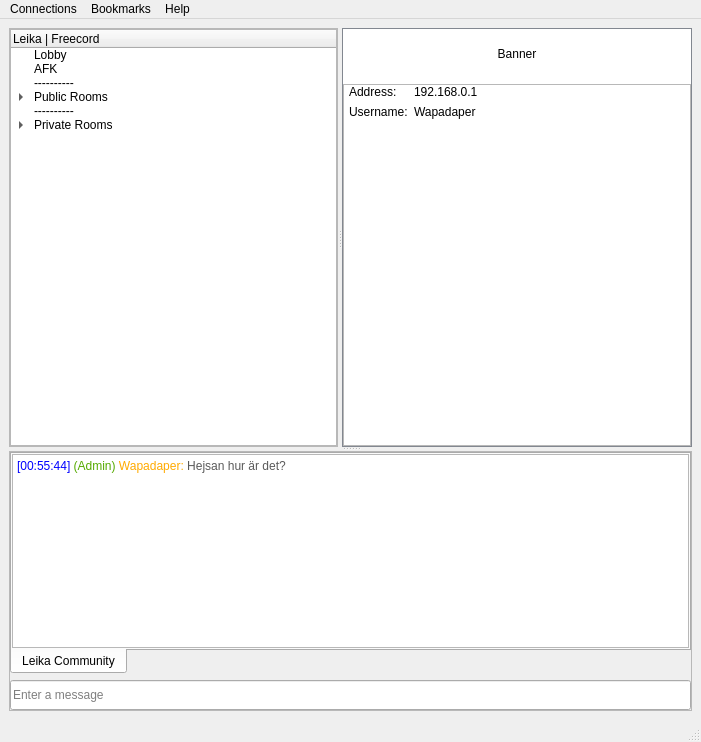
Before: the Qt Designer form ui/mainwindow.ui in ilyasNPC/Freecord, drawn with Qt 5.
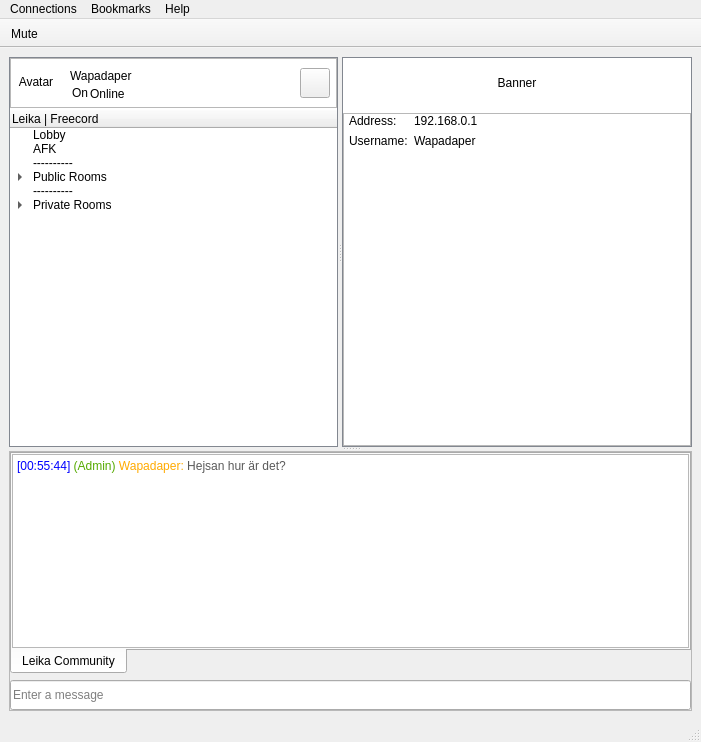
After: the same form once the commit is applied. Icons and pictures are not drawn.

Diff of the .ui file:
```diff
--- a/ui/mainwindow.ui
+++ b/ui/mainwindow.ui
@@ -37,6 +37,12 @@
           <verstretch>0</verstretch>
          </sizepolicy>
         </property>
+        <property name="styleSheet">
+         <string notr="true">QFrame#frame {
+	background-color: #fff;
+	border: 1px solid rgb(130, 135, 144);
+}</string>
+        </property>
         <property name="frameShape">
          <enum>QFrame::StyledPanel</enum>
         </property>
@@ -44,6 +50,9 @@
          <enum>QFrame::Raised</enum>
         </property>
         <layout class="QVBoxLayout" name="verticalLayout_4">
+         <property name="spacing">
+          <number>2</number>
+         </property>
          <property name="leftMargin">
           <number>0</number>
          </property>
@@ -56,6 +65,135 @@
          <property name="bottomMargin">
           <number>0</number>
          </property>
+         <item>
+          <widget class="QFrame" name="frame_5">
+           <property name="minimumSize">
+            <size>
+             <width>0</width>
+             <height>50</height>
+            </size>
+           </property>
+           <property name="styleSheet">
+            <string notr="true">QFrame#frame_5 {
+	border-bottom: 1px solid rgb(130, 135, 144);
+}</string>
+           </property>
+           <property name="frameShape">
+            <enum>QFrame::StyledPanel</enum>
+           </property>
+           <property name="frameShadow">
+            <enum>QFrame::Raised</enum>
+           </property>
+           <widget class="QPushButton" name="pushButton">
+            <property name="geometry">
+             <rect>
+              <x>290</x>
+              <y>10</y>
+              <width>30</width>
+              <height>30</height>
+             </rect>
+            </property>
+            <property name="text">
+             <string/>
+            </property>
+            <property name="icon">
+             <iconset>
+              <normaloff>../imgs/icons/emojis/742752.png</normaloff>../imgs/icons/emojis/742752.png</iconset>
+            </property>
+           </widget>
+           <widget class="QLabel" name="avatar">
+            <property name="geometry">
+             <rect>
+              <x>6</x>
+              <y>4</y>
+              <width>40</width>
+              <height>40</height>
+             </rect>
+            </property>
+            <property name="sizePolicy">
+             <sizepolicy hsizetype="Preferred" vsizetype="Preferred">
+              <horstretch>0</horstretch>
+              <verstretch>0</verstretch>
+             </sizepolicy>
+            </property>
+            <property name="minimumSize">
+             <size>
+              <width>40</width>
+              <height>40</height>
+             </size>
+            </property>
+            <property name="maximumSize">
+             <size>
+              <width>40</width>
+              <height>40</height>
+             </size>
+            </property>
+            <property name="frameShape">
+             <enum>QFrame::NoFrame</enum>
+            </property>
+            <property name="text">
+             <string>Avatar</string>
+            </property>
+            <property name="alignment">
+             <set>Qt::AlignCenter</set>
+            </property>
+           </widget>
+           <widget class="QLabel" name="label">
+            <property name="geometry">
+             <rect>
+              <x>60</x>
+              <y>10</y>
+              <width>131</width>
+              <height>16</height>
+             </rect>
+            </property>
+            <property name="text">
+             <string>Wapadaper</string>
+            </property>
+           </widget>
+           <widget class="QLabel" name="label_6">
+            <property name="geometry">
+             <rect>
+              <x>80</x>
+              <y>28</y>
+              <width>131</width>
+              <height>16</height>
+             </rect>
+            </property>
+            <property name="text">
+             <string>Online</string>
+            </property>
+           </widget>
+           <widget class="QLabel" name="status">
+            <property name="geometry">
+             <rect>
+              <x>60</x>
+              <y>25</y>
+              <width>20</width>
+              <height>20</height>
+             </rect>
+            </property>
+            <property name="minimumSize">
+             <size>
+              <width>20</width>
+              <height>20</height>
+             </size>
+            </property>
+            <property name="maximumSize">
+             <size>
+              <width>20</width>
+              <height>20</height>
+             </size>
+            </property>
+            <property name="text">
+             <string>On</string>
+            </property>
+            <property name="alignment">
+             <set>Qt::AlignCenter</set>
+            </property>
+           </widget>
+          </widget>
+         </item>
          <item>
           <widget class="QTreeWidget" name="treeWidget">
            <property name="sizePolicy">
@@ -64,6 +202,9 @@
              <verstretch>0</verstretch>
             </sizepolicy>
            </property>
+           <property name="frameShape">
+            <enum>QFrame::NoFrame</enum>
+           </property>
            <property name="editTriggers">
             <set>QAbstractItemView::NoEditTriggers</set>
            </property>
@@ -437,6 +578,24 @@
    <addaction name="menuHelp"/>
   </widget>
   <widget class="QStatusBar" name="statusbar"/>
+  <widget class="QToolBar" name="toolBar">
+   <property name="windowTitle">
+    <string>toolBar</string>
+   </property>
+   <property name="movable">
+    <bool>false</bool>
+   </property>
+   <property name="floatable">
+    <bool>false</bool>
+   </property>
+   <attribute name="toolBarArea">
+    <enum>TopToolBarArea</enum>
+   </attribute>
+   <attribute name="toolBarBreak">
+    <bool>false</bool>
+   </attribute>
+   <addaction name="actionMute"/>
+  </widget>
   <action name="actionConnect">
    <property name="text">
     <string>Connect</string>
@@ -492,6 +651,15 @@
     <string>Visit our website</string>
    </property>
   </action>
+  <action name="actionMute">
+   <property name="icon">
+    <iconset>
+     <normaloff>../imgs/icons/muted.png</normaloff>../imgs/icons/muted.png</iconset>
+   </property>
+   <property name="text">
+    <string>Mute</string>
+   </property>
+  </action>
  </widget>
  <resources/>
  <connections/>
```
Left out of the diff: 10 changed lines with no effect on the pictures.
